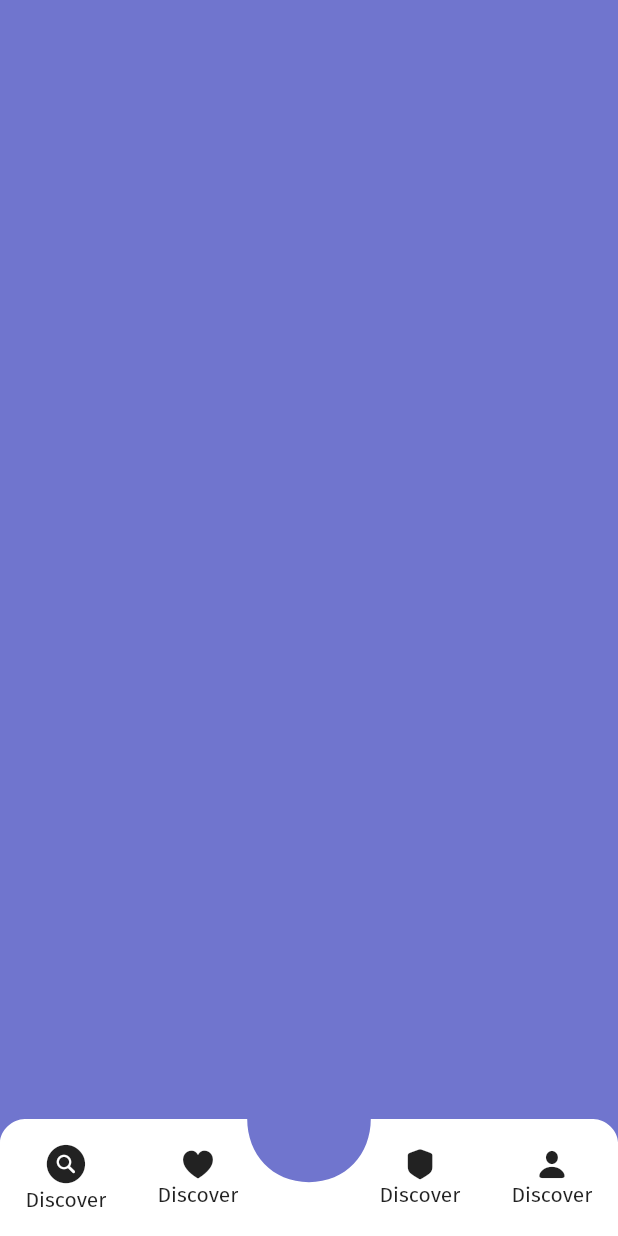
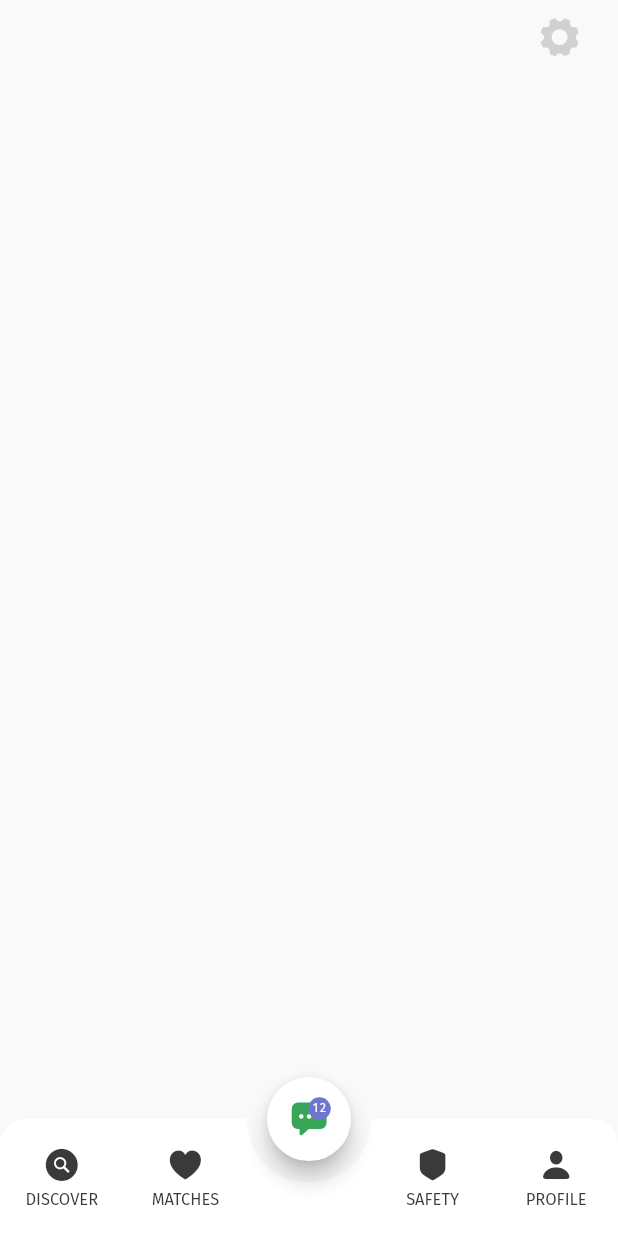
Before and after one commit to prartdesign/izinga-frontend, a Flutter app: the ProfileInfo screen opened directly, on a phone screen of 412 x 824 dp. Run offline on Flutter 3.47's test engine with Material 2 defaults, Android fonts, the phone set to English and light mode, and no system bars; our stand-ins replace intl_phone_field; project files that could hold a hidden picture were left out.

Commit message:
changes to main

```diff
--- /dev/null
+++ b/lib/footerMenu.dart
@@ -0,0 +1,167 @@
+
+import 'package:flutter/cupertino.dart';
+import 'package:flutter/material.dart';
+
+import 'constantColor.dart';
+
+class FooterMenu extends StatelessWidget {
+  const FooterMenu({
+    Key key,
+
+  }) : super(key: key);
+
+  @override
+  Widget build(BuildContext context) {
+     final Size size = MediaQuery.of(context).size;
+    return Positioned(
+      left: 0, bottom: 0,
+      child: Container(
+        alignment: Alignment.bottomCenter,
+        width:size.width,
+    child: Stack(
+      children: [
+AspectRatio(aspectRatio: 74/14,
+child:CustomPaint(painter:MyPainter(),
+      size: Size(size.width, double.infinity),
+      child:Row(
+        mainAxisAlignment: MainAxisAlignment.spaceBetween,
+        children: [
+Expanded(
+  child:   FooterMenuIcons(
+
+    menuIcon:CupertinoIcons.search_circle_fill,
+
+     menuTitle: 'DISCOVER',
+
+     menuColor: iZblackL1,
+
+      onPressMenu: (){},),
+),
+    Expanded(
+          child: FooterMenuIcons(
+  menuIcon:CupertinoIcons.heart_fill,
+   menuTitle: 'MATCHES',
+   menuColor: iZblackL1,
+      onPressMenu: (){},),
+    ),
+
+Expanded(child: SizedBox.shrink(), flex:1,),
+   Expanded(
+        child: FooterMenuIcons(
+  menuIcon:CupertinoIcons.shield_fill,
+     menuTitle: 'SAFETY',
+     menuColor: iZblackL1,
+      onPressMenu: (){},),
+   ),
+       Expanded(
+                child: FooterMenuIcons(
+  menuIcon:CupertinoIcons.person_fill,
+   menuTitle: 'PROFILE',
+   menuColor: iZblackL1,
+    onPressMenu: (){},),
+       ),
+      ],
+      ) ,
+      ),
+),
+       Center(
+         heightFactor: 0.0,
+         child: FloatingActionButton(
+           backgroundColor: iZwhite,
+           onPressed: (){},
+           child: Stack(children: [
+                Padding(
+                  padding: const EdgeInsets.all(8.0),
+                  child: Icon(CupertinoIcons.ellipses_bubble_fill,
+             color: iZgreen,
+             size:25),
+                ),
+             Positioned(
+              left:20,
+              bottom: 20,
+               child:Container(
+                 alignment: Alignment.center,
+               height: 15, width: 15,
+    decoration: BoxDecoration(
+      borderRadius: BorderRadius.all(Radius.elliptical(9999.0, 9999.0)),
+      color:iZblueM,
+    ),
+    child: Text('12', style: TextStyle( color: iZwhite, fontSize: 8,),),
+  ),),
+
+
+           ],),
+
+           ),
+           ),
+
+    ],
+    ),
+      ),
+      );
+  }
+}
+
+class FooterMenuIcons extends StatelessWidget {
+final IconData menuIcon;
+final Color menuColor;
+final String menuTitle;
+final VoidCallback onPressMenu;
+  const FooterMenuIcons({
+    Key key,
+    @required this.menuIcon, this.menuTitle, this.menuColor, this.onPressMenu
+  }) : super(key: key);
+  @override
+  Widget build(BuildContext context) {
+    return FlatButton(onPressed: onPressMenu,
+    highlightColor:Colors.transparent,
+    splashColor:Colors.transparent,
+
+    shape: CircleBorder(),
+    textColor: menuColor,
+    child:Column(
+      mainAxisAlignment: MainAxisAlignment.center,
+          children: [
+         Icon(menuIcon, size:25,),
+         SizedBox(height: 4,),
+         Text(menuTitle, style: TextStyle(
+         fontSize:11,
+         ),
+         ),
+      ],
+    ),
+        );
+  }
+}
+
+
+
+
+
+  class MyPainter extends CustomPainter {
+    @override
+    void paint(Canvas canvas, Size size) {
+      Paint paint = Paint();
+      Path path = Path();
+
+      // Path number 1
+      paint.color =iZwhite.withOpacity(1);
+      path = Path();
+      path.lineTo(size.width * 0.96, 0);
+      path.cubicTo(size.width * 0.96, 0, size.width * 0.6, 0, size.width * 0.6, 0);
+      path.cubicTo(size.width * 0.6, size.height * 0.3, size.width * 0.56, size.height * 0.54, size.width / 2, size.height * 0.54);
+      path.cubicTo(size.width * 0.44, size.height * 0.54, size.width * 0.4, size.height * 0.3, size.width * 0.4, 0);
+      path.cubicTo(size.width * 0.4, 0, size.width * 0.04, 0, size.width * 0.04, 0);
+      path.cubicTo(size.width * 0.02, 0, 0, size.height * 0.1, 0, size.height / 5);
+      path.cubicTo(0, size.height / 5, 0, size.height, 0, size.height);
+      path.cubicTo(0, size.height, size.width, size.height, size.width, size.height);
+      path.cubicTo(size.width, size.height, size.width, size.height / 5, size.width, size.height / 5);
+      path.cubicTo(size.width, size.height * 0.1, size.width * 0.98, 0, size.width * 0.96, 0);
+      path.cubicTo(size.width * 0.96, 0, size.width * 0.96, 0, size.width * 0.96, 0);
+      canvas.drawPath(path, paint);
+    }
+    @override
+    bool shouldRepaint(CustomPainter oldDelegate) {
+      return true;
+    }
+  }
--- a/lib/login/start-login.dart
+++ b/lib/login/start-login.dart
@@ -1,3 +1,4 @@
+
 import 'package:flutter/material.dart';
 import '../constantColor.dart';
 
@@ -5,11 +6,10 @@ class StartLogin extends StatelessWidget {
   @override
   Widget build(BuildContext context) {
     return Scaffold(
-      backgroundColor: iZblue,
+      backgroundColor:iZblue ,
       body: Container(
-        decoration: BoxDecoration(
-          image: DecorationImage(
-            image: AssetImage('assets/img/landingBag.jpg'),
+        decoration:BoxDecoration(
+          image: DecorationImage(image: AssetImage('assets/img/landingBag.jpg'),
           fit: BoxFit.cover,
           alignment: AlignmentDirectional.topEnd,
           ),
@@ -17,33 +17,28 @@ class StartLogin extends StatelessWidget {
         child: Padding(
           padding: const EdgeInsetsDirectional.only(bottom: 20),
           child: Center(
-            child: Column(
-              mainAxisAlignment: MainAxisAlignment.end,
+            child: Column( mainAxisAlignment: MainAxisAlignment.end,
             crossAxisAlignment: CrossAxisAlignment.center,
               children: [
 Container(
-                    child: Column(
-                  children: [
+  child:Column(children: [
     Container(
-                      child: Image.asset('assets/img/izinga-logo.png'),
+     child:Image.asset('assets/img/izinga-logo.png'),
      width: 195,
     ),
-                    SizedBox(
-                      height: 10,
-                    ),
+    SizedBox(height: 10,),
     Container(
       width: 300,
        child: Text.rich(
       TextSpan(
         style: TextStyle(
           fontFamily: 'Fira Sans',
-                            fontSize: 16,
+          fontSize:16,
           color: iZwhite,
         ),
         children: [
           TextSpan(
-                              text:
-                                  'By tapping Log In, you agree with our 4123',
+            text: 'By tapping Log In, you agree with our 123',
           ),
           TextSpan(
             text: 'Terms of Service',
@@ -55,7 +50,7 @@ class StartLogin extends StatelessWidget {
             text: ' and ',
           ),
           TextSpan(
-                              text: 'Privacy Policy sdfsdf',
+            text: 'Privacy Policy',
             style: TextStyle(
               decoration: TextDecoration.underline,
             ),
@@ -65,26 +60,24 @@ class StartLogin extends StatelessWidget {
       textAlign: TextAlign.center,
     ),
     ),
+    SizedBox(height: 20,),
    SizedBox(
-                      height: 20,
-                    ),
-                    SizedBox(
-                      height: 50,
+  height:50,
   width: 250,
-                      child: RaisedButton(
-                        onPressed: () {},
-                        shape: RoundedRectangleBorder(
+  child:RaisedButton(
+    onPressed: (){},
+    shape:RoundedRectangleBorder(
       borderRadius: BorderRadius.circular(25.0),
       ),
       color: iZblue,
-                        child: Text(
-                          'Create Account',
+          child: Text('Create Account',
               style: TextStyle(
                   fontFamily: 'Fira Sans',
                   fontSize: 20,
                   color: iZwhite,
                   fontWeight: FontWeight.w500,
                                   ),
+
        ),
     ),
 ),
@@ -92,40 +85,38 @@ class StartLogin extends StatelessWidget {
   height: 15,
 ),
 SizedBox(
-                      height: 50,
+  height:50,
   width: 250,
-                      child: RaisedButton(
-                        onPressed: () {},
-                        shape: RoundedRectangleBorder(
+  child:RaisedButton(
+    onPressed: (){},
+    shape:RoundedRectangleBorder(
       borderRadius: BorderRadius.circular(25.0),
       ),
       color: iZwhite,
-                        child: Text(
-                          'Login',
+         child: Text('Login',
                   style: TextStyle(
                        fontSize: 20,
                       color: iZblue,
                                         ),
+
            ),
     ),
 ),
-                    SizedBox(
-                      height: 10,
-                    ),
-                    FlatButton(
-                        onPressed: null,
-                        child: Text(
+SizedBox(height: 10,),
+FlatButton(onPressed: null,
+child:Text(
     'Trouble Logging In?',
       style: TextStyle(
         fontFamily: 'Fira Sans',
         fontSize: 14,
-                            color: iZwhiteGMD,
+        color:iZwhiteGMD,
       ),
-                        )),
-                  ],
-                ))
-              ],
+)
+
 ),
+  ],)
+)
+            ],),
           ),
         ),
       ),
--- a/lib/main.dart
+++ b/lib/main.dart
@@ -1,6 +1,6 @@
 import 'package:flutter/material.dart';
 
-//import 'profile-Discover-maches/profile-Info.dart';
+import 'profile-Discover-maches/profile-Info.dart';
 
 //import 'login/setting.dart';
 
@@ -10,7 +10,7 @@ import 'package:flutter/material.dart';
 
 // import 'login/verify-number.dart';
 
-import 'login/start-login.dart';
+//import 'login/start-login.dart';
 
 //import 'login/profile-bio.dart';
 //import 'login/who-are-you.dart';
@@ -18,7 +18,6 @@ import 'login/start-login.dart';
 void main() {
   runApp(MyApp());
 }
-
 class MyApp extends StatefulWidget {
   @override
   _MyAppState createState() => _MyAppState();
@@ -27,6 +26,7 @@ class MyApp extends StatefulWidget {
 class _MyAppState extends State<MyApp> {
   @override
   Widget build(BuildContext context) {
+
     return MaterialApp(
       debugShowCheckedModeBanner: false,
        title: 'Iz',
@@ -35,7 +35,7 @@ class _MyAppState extends State<MyApp> {
         primarySwatch: Colors.blue,
         backgroundColor: Colors.white,
       ),
-      home: StartLogin(),
+             home:ProfileInfo(),
 
              //SettingProfile(),
              //ProfileMedia(),
--- a/lib/profile-Discover-maches/profile-Info.dart
+++ b/lib/profile-Discover-maches/profile-Info.dart
@@ -1,7 +1,8 @@
 import 'package:IzingaDating/constantColor.dart';
 import 'package:flutter/cupertino.dart';
 import 'package:flutter/material.dart';
-import 'package:flutter/rendering.dart';
+
+import '../footerMenu.dart';
 
 class ProfileInfo extends StatefulWidget {
   @override
@@ -11,115 +12,29 @@ class ProfileInfo extends StatefulWidget {
 class _ProfileInfoState extends State<ProfileInfo> {
   @override
   Widget build(BuildContext context) {
-    final Size size = MediaQuery.of(context).size;
     return Scaffold(
-backgroundColor:iZblueM,
-  body:Stack(
+backgroundColor:iZwhiteG,
+  body:SafeArea(
+      child: Stack(
  children: [
-   Positioned(
-     left: 0, bottom: 0,
-     child: Container(
-       alignment: Alignment.bottomCenter,
-       width:size.width,
-   child: Stack(
-     children: [
-AspectRatio(aspectRatio: 74/14,
-child:CustomPaint(painter:MyPainter(),
-     size: Size(size.width, double.infinity),
-     child:Row(
-       mainAxisAlignment: MainAxisAlignment.spaceBetween,
-       children: [
-FlatButton(onPressed: (){},
-highlightColor: Colors.transparent,
-splashColor:Colors.transparent,
-child:Column(
-  mainAxisAlignment: MainAxisAlignment.center,
-  children: [
-    Icon(CupertinoIcons.search_circle_fill, size: 30,),
-    Text('Discover')
-  ],
-),
-),
-FlatButton(onPressed: (){},
-highlightColor: Colors.transparent,
-splashColor:Colors.transparent,
-child:Column(
-  mainAxisAlignment: MainAxisAlignment.center,
-  children: [
-    Icon(CupertinoIcons.suit_heart_fill),
-    Text('Discover')
-  ],
-),
-),
-Expanded(child: SizedBox.shrink(), flex:2,),
-
-FlatButton(onPressed: (){},
-highlightColor: Colors.transparent,
-splashColor:Colors.transparent,
-child:Column(
-  mainAxisAlignment: MainAxisAlignment.center,
-  children: [
-    Icon(CupertinoIcons.shield_fill, ),
-    Text('Discover',
-
-    ),
-  ],
-),
-),
-FlatButton(onPressed: (){},
-highlightColor: Colors.transparent,
-splashColor:Colors.transparent,
-child:Column(
-  mainAxisAlignment: MainAxisAlignment.center,
-  children: [
-    Icon(CupertinoIcons.person_fill),
-    Text('Discover')
-  ],
-),
-),
-     ],
-     ) ,
-     ),
-),
-
-
-
-   ],
-   ),
+     FooterMenu(),
+     Center(
+       child:Column(
+         mainAxisAlignment: MainAxisAlignment.start,
+children: [
+  Container( height: 50,
+  alignment: Alignment.centerRight,
+  margin: EdgeInsets.symmetric(horizontal: 15),
+   width: double.infinity, child: IconButton(icon: Icon(CupertinoIcons.gear_alt_fill, size: 30, color: const Color(0xffd1d1d2),),
+    onPressed:(){}) ),
+],
      ),
      ),
  ],
+    ),
   ),
 
     );
   }
 
 }
-
-  class MyPainter extends CustomPainter {
-    @override
-    void paint(Canvas canvas, Size size) {
-      Paint paint = Paint();
-      Path path = Path();
-
-      // Path number 1
-      paint.color =iZwhite.withOpacity(1);
-      path = Path();
-      path.lineTo(size.width * 0.96, 0);
-      path.cubicTo(size.width * 0.96, 0, size.width * 0.6, 0, size.width * 0.6, 0);
-      path.cubicTo(size.width * 0.6, size.height * 0.3, size.width * 0.56, size.height * 0.54, size.width / 2, size.height * 0.54);
-      path.cubicTo(size.width * 0.44, size.height * 0.54, size.width * 0.4, size.height * 0.3, size.width * 0.4, 0);
-      path.cubicTo(size.width * 0.4, 0, size.width * 0.04, 0, size.width * 0.04, 0);
-      path.cubicTo(size.width * 0.02, 0, 0, size.height * 0.1, 0, size.height / 5);
-      path.cubicTo(0, size.height / 5, 0, size.height, 0, size.height);
-      path.cubicTo(0, size.height, size.width, size.height, size.width, size.height);
-      path.cubicTo(size.width, size.height, size.width, size.height / 5, size.width, size.height / 5);
-      path.cubicTo(size.width, size.height * 0.1, size.width * 0.98, 0, size.width * 0.96, 0);
-      path.cubicTo(size.width * 0.96, 0, size.width * 0.96, 0, size.width * 0.96, 0);
-      canvas.drawPath(path, paint);
-    }
-    @override
-    bool shouldRepaint(CustomPainter oldDelegate) {
-      return true;
-    }
-  }
```
Also changed, not shown: lib/login/dummy.dart (+20 -32 lines), 1 other file. Lines whose indentation alone changed are shown as unchanged.
